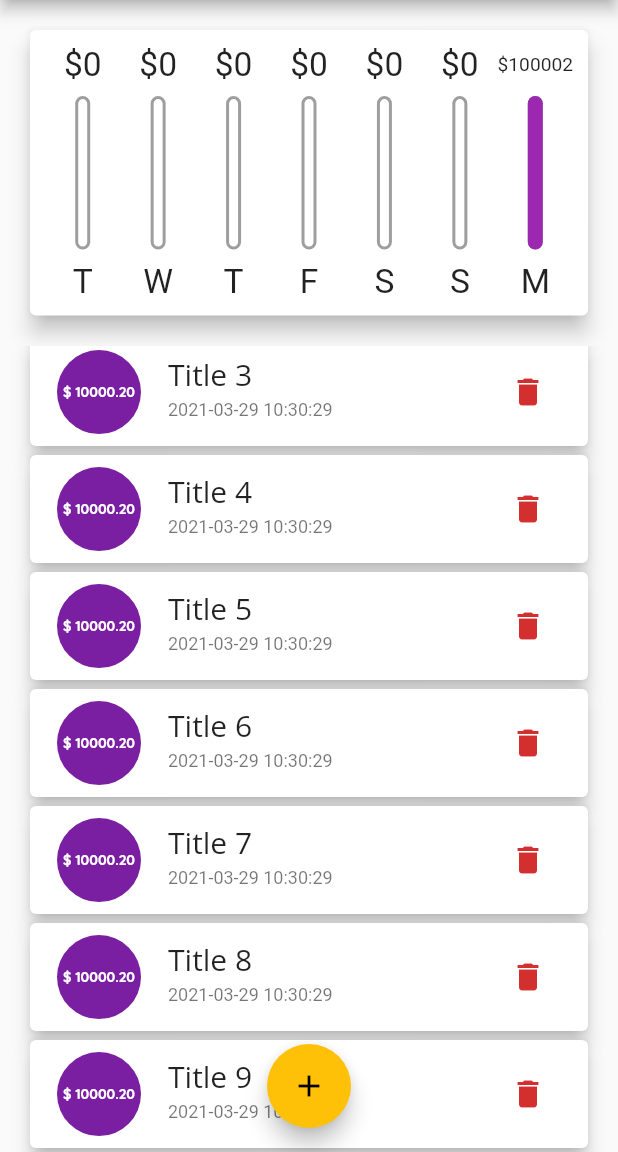
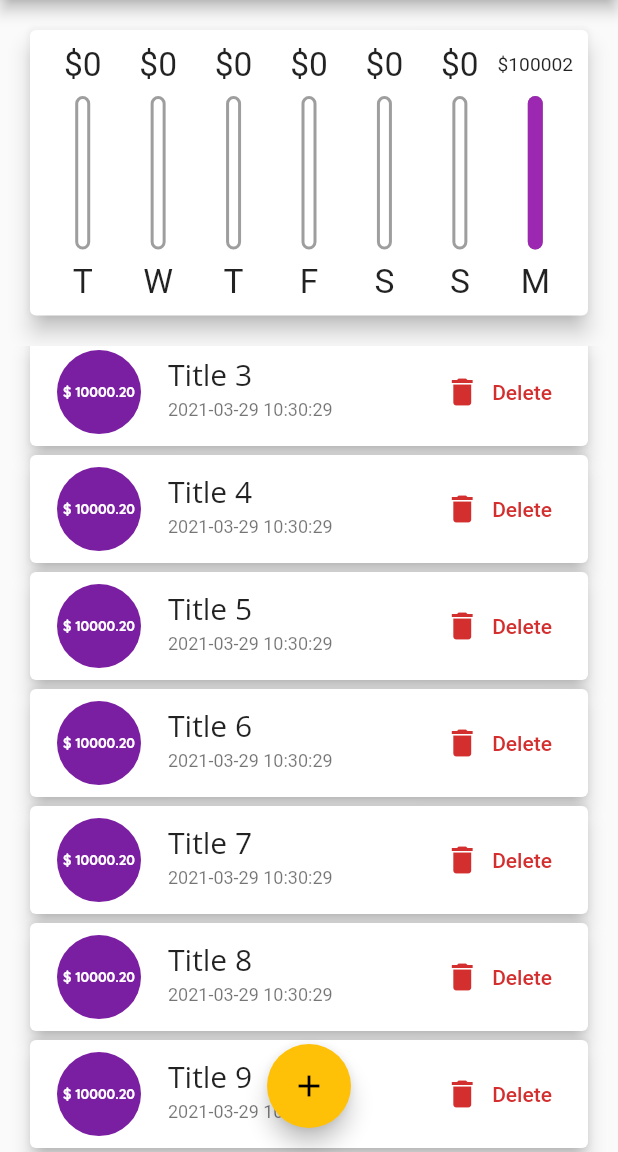
Before and after one commit to caribjin/expense_note, a Flutter app: the screen it shows after launch, scrolled down 242 dp, on a phone screen of 412 x 824 dp, the part 84-1236 px from its top. Run offline on Flutter 3.47's test engine with Material 2 defaults, Android fonts, the phone set to English and light mode, and no system bars.

Commit message:
improvement input experience of new transaction bottom sheet.

```diff
--- a/lib/main.dart
+++ b/lib/main.dart
@@ -5,8 +5,16 @@ import 'package:expense_note/widgets/chart.dart';
 import 'package:expense_note/widgets/new_transaction.dart';
 import 'package:expense_note/widgets/transaction_list.dart';
 import 'package:flutter/material.dart';
+import 'package:flutter/services.dart';
 
 void main() {
+  // WidgetsFlutterBinding.ensureInitialized();
+
+  // SystemChrome.setPreferredOrientations([
+  //   DeviceOrientation.portraitUp,
+  //   DeviceOrientation.portraitDown,
+  // ]);
+
   runApp(MyApp());
 }
 
@@ -95,17 +103,15 @@ class _MyHomePageState extends State<MyHomePage> {
   void _showNewTransaction(BuildContext context) {
     showModalBottomSheet(
         context: context,
+        isScrollControlled: true,
         builder: (_) {
-          return GestureDetector(
-            child: NewTransaction(_addTransaction),
-            onTap: () {},
-            behavior: HitTestBehavior.opaque,
-          );
+          return NewTransaction(_addTransaction);
         });
   }
 
   @override
   Widget build(BuildContext context) {
+    final mediaQuery = MediaQuery.of(context);
     final appBar = AppBar(
       title: Text('Personal Expenses'),
       actions: [
@@ -124,11 +130,11 @@ class _MyHomePageState extends State<MyHomePage> {
           crossAxisAlignment: CrossAxisAlignment.stretch,
           children: [
             Container(
-              height: (MediaQuery.of(context).size.height - appBar.preferredSize.height - MediaQuery.of(context).padding.top) * 0.3,
+              height: (mediaQuery.size.height - appBar.preferredSize.height - mediaQuery.padding.top) * 0.3,
               child: Chart(_recentTransactions),
             ),
             Container(
-              height: (MediaQuery.of(context).size.height - appBar.preferredSize.height - MediaQuery.of(context).padding.top) * 0.7,
+              height: (mediaQuery.size.height - appBar.preferredSize.height - mediaQuery.padding.top) * 0.7,
               child: TransactionList(_transactions, _removeTransaction),
             ),
           ],
--- a/lib/widgets/transaction_list.dart
+++ b/lib/widgets/transaction_list.dart
@@ -11,6 +11,8 @@ class TransactionList extends StatelessWidget {
 
   @override
   Widget build(BuildContext context) {
+    final mediaQuery = MediaQuery.of(context);
+
     return _transactions.isEmpty
         ? Column(
             children: [
@@ -58,7 +60,18 @@ class TransactionList extends StatelessWidget {
                     DateFormat('yyyy-MM-dd hh:mm:dd').format(_transactions[index].date),
                     style: Theme.of(context).textTheme.caption,
                   ),
-                  trailing: IconButton(
+                  trailing: mediaQuery.size.width > 400
+                      ? TextButton.icon(
+                          icon: Icon(Icons.delete),
+                          label: Text('Delete'),
+                          style: ButtonStyle(
+                            foregroundColor: MaterialStateProperty.all<Color>(Theme.of(context).errorColor),
+                          ),
+                          onPressed: () {
+                            _handlerRemoveTransaction(_transactions[index].id);
+                          },
+                        )
+                      : IconButton(
                           icon: Icon(
                             Icons.delete,
                             color: Theme.of(context).errorColor,
```
Also changed, not shown: lib/widgets/new_transaction.dart (+12 -4 lines). Lines whose indentation alone changed are shown as unchanged.
